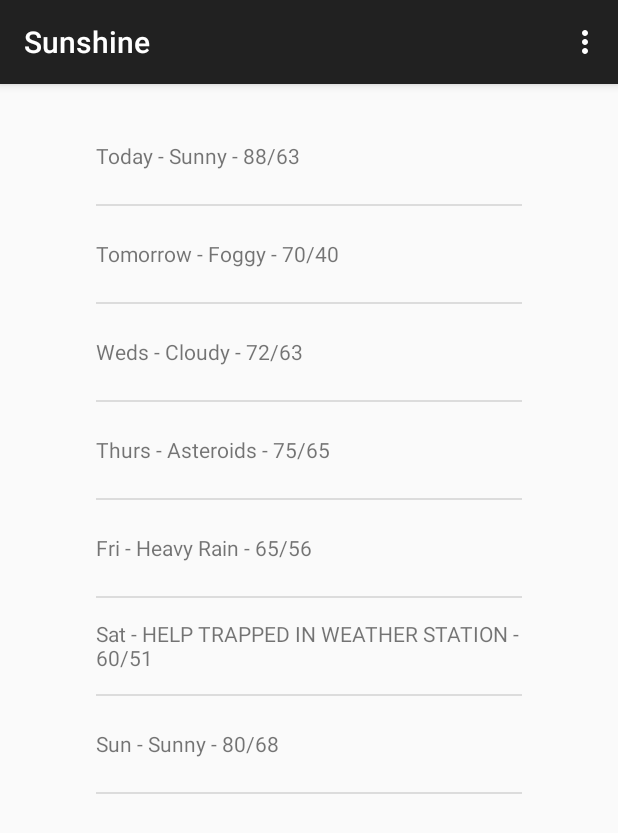
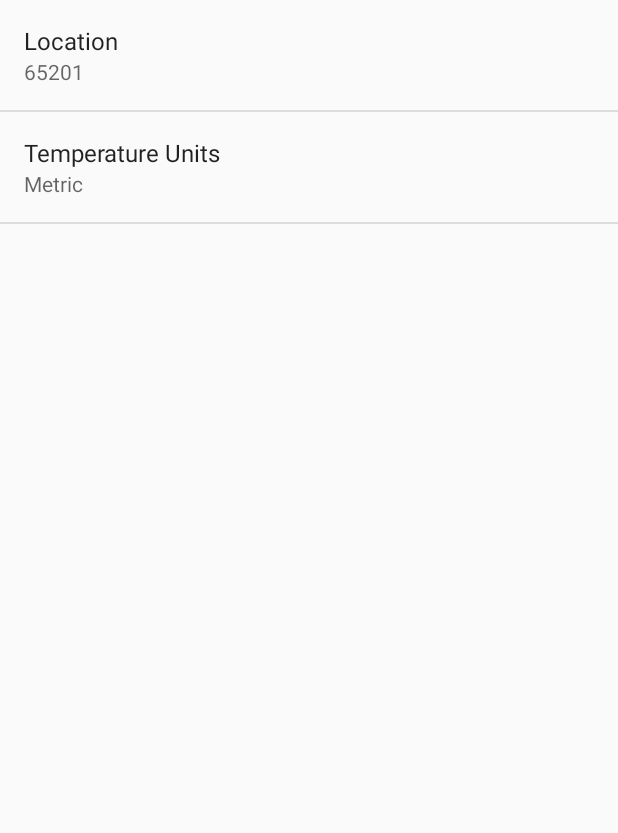
Before and after one commit to eclipsegst/android-training, an Android app: the screen it shows after launch (MainActivity before the commit, SettingsActivity after it), in the options menu, after a tap on "Settings", on a phone screen of 412 x 824 dp. Shown: the top 833 px of the screen. Run offline under Robolectric (Android 15) with nearby library versions, the phone set to English and light mode, and no system bars.

Commit message:
Complete Temperature Units

```diff
--- a/app/src/main/AndroidManifest.xml
+++ b/app/src/main/AndroidManifest.xml
@@ -25,6 +25,14 @@
                 android:name="android.support.PARENT_ACTIVITY"
                 android:value=".MainActivity" />
         </activity>
+        <activity
+            android:name=".SettingsActivity"
+            android:label="@string/title_activity_settings"
+            android:parentActivityName=".MainActivity">
+            <meta-data
+                android:name="android.support.PARENT_ACTIVITY"
+                android:value=".MainActivity" />
+        </activity>
     </application>
 
 </manifest>
--- a/app/src/main/java/com/example/android/sunshine/DetailActivity.java
+++ b/app/src/main/java/com/example/android/sunshine/DetailActivity.java
@@ -41,9 +41,9 @@ public class DetailActivity extends ActionBarActivity {
         // automatically handle clicks on the Home/Up button, so long
         // as you specify a parent activity in AndroidManifest.xml.
         int id = item.getItemId();
-
         //noinspection SimplifiableIfStatement
         if (id == R.id.action_settings) {
+            startActivity(new Intent(this, SettingsActivity.class));
             return true;
         }
 
--- a/app/src/main/java/com/example/android/sunshine/ForecastFragment.java
+++ b/app/src/main/java/com/example/android/sunshine/ForecastFragment.java
@@ -1,9 +1,11 @@
 package com.example.android.sunshine;
 
 import android.content.Intent;
+import android.content.SharedPreferences;
 import android.net.Uri;
 import android.os.AsyncTask;
 import android.os.Bundle;
+import android.preference.PreferenceManager;
 import android.support.v4.app.Fragment;
 import android.text.format.Time;
 import android.util.Log;
@@ -61,13 +63,27 @@ public class ForecastFragment extends Fragment {
         // so long as you specify a parent activity in AndroidManifest.xml
         int id = item.getItemId();
         if (id == R.id.action_refresh) {
-            FetchWeatherTask  weatherTask = new FetchWeatherTask();
-            weatherTask.execute("65201");
-//            weatherTask.execute("94043");
+            updateWeather();
             return true;
         }
         return super.onOptionsItemSelected(item);
     }
+
+    private void updateWeather(){
+        SharedPreferences prefs = PreferenceManager.getDefaultSharedPreferences(getActivity());
+        String location = prefs.getString(getString(R.string.pref_location_key),
+                getString(R.string.pref_location_default));
+        FetchWeatherTask  weatherTask = new FetchWeatherTask();
+        weatherTask.execute(location);
+//            weatherTask.execute("94043");
+    }
+
+    @Override
+    public void onStart() {
+        super.onStart();
+        updateWeather();
+    }
+
     @Override
     public View onCreateView(LayoutInflater inflater, ViewGroup container,
                              Bundle savedInstanceState) {
@@ -92,7 +108,7 @@ public class ForecastFragment extends Fragment {
                         // ID of the textview to populate
                         R.id.list_item_forecast_textview,
                         // Forecast data
-                        weekForecast);
+                        new ArrayList<String>());
 
         View rootView = inflater.inflate(R.layout.fragment_main, container, false);
 
@@ -130,6 +146,22 @@ public class ForecastFragment extends Fragment {
          * Prepare the weather high/lows for presentation.
          */
         private String formatHighLows(double high, double low) {
+            // Data is fetched in Celsius by default.
+            // If user prefers to see in Fahrenheit, convert the values here.
+            // we do this rather than fetching in Fahrenheit so that the user can change this option
+            // without us having to re-fetch the data once we start storing the values in a database.
+            SharedPreferences sharePrefs =
+                    PreferenceManager.getDefaultSharedPreferences(getActivity());
+            String unitType = sharePrefs.getString(
+                    getString(R.string.pref_units_key),
+                    getString(R.string.pref_units_metric));
+            if (unitType.equals(getString(R.string.pref_units_imperial))) {
+                high = (high * 1.8) + 32;
+                low = (low * 1.8) + 32;
+            } else if (!unitType.equals(getString(R.string.pref_units_metric))) {
+                Log.d(LOG_TAG, "Unit type not found: " + unitType);
+            }
+
             // For presentation, assume the user doesn't care about tenths of a degree.
             long roundedHigh = Math.round(high);
             long roundedLow = Math.round(low);
--- a/app/src/main/java/com/example/android/sunshine/MainActivity.java
+++ b/app/src/main/java/com/example/android/sunshine/MainActivity.java
@@ -1,5 +1,6 @@
 package com.example.android.sunshine;
 
+import android.content.Intent;
 import android.os.Bundle;
 import android.support.v7.app.ActionBarActivity;
 import android.view.Menu;
@@ -31,9 +32,9 @@ public class MainActivity extends ActionBarActivity {
         // automatically handle clicks on the Home/Up button, so long
         // as you specify a parent activity in AndroidManifest.xml.
         int id = item.getItemId();
-
         //noinspection SimplifiableIfStatement
         if (id == R.id.action_settings) {
+            startActivity(new Intent(this, SettingsActivity.class));
             return true;
         }
 
--- /dev/null
+++ b/app/src/main/java/com/example/android/sunshine/SettingsActivity.java
@@ -0,0 +1,55 @@
+package com.example.android.sunshine;
+
+import android.os.Bundle;
+import android.preference.ListPreference;
+import android.preference.Preference;
+import android.preference.PreferenceActivity;
+import android.preference.PreferenceManager;
+
+/**
+ * Created by zztg2 on 03/30/2015.
+ */
+public class SettingsActivity extends PreferenceActivity
+        implements Preference.OnPreferenceChangeListener{
+    @Override
+    public void onCreate(Bundle saveInstanceState) {
+
+        super.onCreate(saveInstanceState);
+        // Add 'general preferences, defined in the xml file
+        addPreferencesFromResource(R.xml.pref_general);
+
+        // For all preferences, attach an OnPreferenceChangeListener so that UI summary can be
+        // updated when the preference changes.
+        bindPreferenceSummaryToValue(findPreference(getString(R.string.pref_location_key)));
+        bindPreferenceSummaryToValue(findPreference(getString(R.string.pref_units_key)));
+
+    }
+
+    private void bindPreferenceSummaryToValue(Preference preference) {
+        // Set the listener to watch for value changes.
+        preference.setOnPreferenceChangeListener(this);
+
+        // Trigger the listener immediately with the preference's current value.
+        onPreferenceChange(preference,
+                PreferenceManager
+                        .getDefaultSharedPreferences(preference.getContext())
+                        .getString(preference.getKey(), ""));
+    }
+
+    @Override
+    public boolean onPreferenceChange(Preference preference, Object value) {
+        String stringValue = value.toString();
+
+        if (preference instanceof ListPreference) {
+            ListPreference listPreference = (ListPreference) preference;
+            int prefIndex = listPreference.findIndexOfValue(stringValue);
+            if (prefIndex >= 0) {
+                preference.setSummary(listPreference.getEntries()[prefIndex]);
+            }
+        } else {
+            // For other preferences, set the summary to the value's simple string representation.
+            preference.setSummary(stringValue);
+        }
+        return true;
+    }
+}
--- /dev/null
+++ b/app/src/main/res/values/arrays.xml
@@ -0,0 +1,12 @@
+<?xml version="1.0" encoding="utf-8"?>
+<resources>
+    <string-array name="pref_units_options">
+        <item>@string/pref_units_label_metric</item>
+        <item>@string/pref_units_label_imperial</item>
+    </string-array>
+
+    <string-array name="pref_units_values">
+        <item>@string/pref_units_metric</item>
+        <item>@string/pref_units_imperial</item>
+    </string-array>
+</resources>
--- a/app/src/main/res/values/strings.xml
+++ b/app/src/main/res/values/strings.xml
@@ -2,8 +2,42 @@
     <string name="app_name">Sunshine</string>
     <string name="hello_world">Hello world!</string>
 
-    <!-- Menu lab3el -->
+    <!--Activity title-->
+    <string name="title_activity_detail">DetailActivity</string>
+    <string name="title_activity_settings">Settings</string>
+
+    <!-- Menu label -->
     <string name="action_settings">Settings</string>
     <string name="action_refresh" translatable="false">Refresh</string>
-    <string name="title_activity_detail">DetailActivity</string>
+
+    <!--Preference in Settings-->
+
+    <!--Label for the location preference [CHAR LIMIT=30] -->
+    <string name="pref_location_label">Location</string>
+
+    <!--Key name for storing location in SharedPreferences [CHAR LIMIT=NONE] -->
+    <string name="pref_location_key" translatable="false">location</string>
+
+    <!--Default postal code for location preference [CHAR LIMIT=NONE -->
+    <string name="pref_location_default" translatable="false">65201</string>
+
+    <!--Label for temperature units preference [CHAR LIMIT=30] -->
+    <string name="pref_units_label">Temperature Units</string>
+
+    <!--Label for imperial option in temperature unit preference [CHAR LIMIT=25] -->
+    <string name="pref_units_label_metric">Metric</string>
+
+    <!--Label for imperial option in temperature unit preference [CHAR LIMIT=25]-->
+    <string name="pref_units_label_imperial">Imperial</string>
+
+    <!--Key name for temperature unit preference in SharedPreferences [CHAR LIMIT=NONE] -->
+    <string name="pref_units_key" translatable="false">units</string>
+
+    <!--Value for imperial option in temperature unit preference [CHAR LIMIT=NONE] -->
+    <string name="pref_units_metric" translatable="false">metric</string>
+
+    <!--Value for imperial option in temperature unit preference [CHAR LIMIT=NONE-->
+    <string name="pref_units_imperial" translatable="false">imperial</string>
+
+
 </resources>
--- /dev/null
+++ b/app/src/main/res/xml/pref_general.xml
@@ -0,0 +1,19 @@
+<?xml version="1.0" encoding="utf-8"?>
+<PreferenceScreen xmlns:android="http://schemas.android.com/apk/res/android"
+    android:layout_width="match_parent"
+    android:layout_height="match_parent">
+
+    <EditTextPreference
+        android:key="@string/pref_location_key"
+        android:title="@string/pref_location_label"
+        android:defaultValue="@string/pref_location_default"
+        android:inputType="text"
+        android:singleLine="true" />
+
+    <ListPreference
+        android:title="@string/pref_units_label"
+        android:key="@string/pref_units_key"
+        android:defaultValue="@string/pref_units_metric"
+        android:entryValues="@array/pref_units_values"
+        android:entries="@array/pref_units_options" />
+</PreferenceScreen>
```
